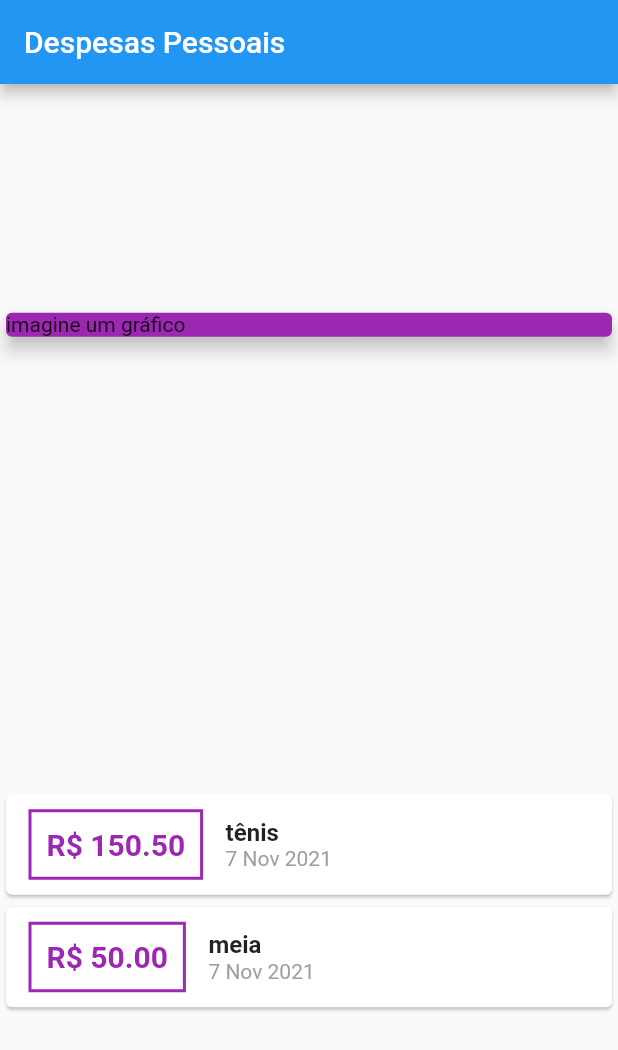
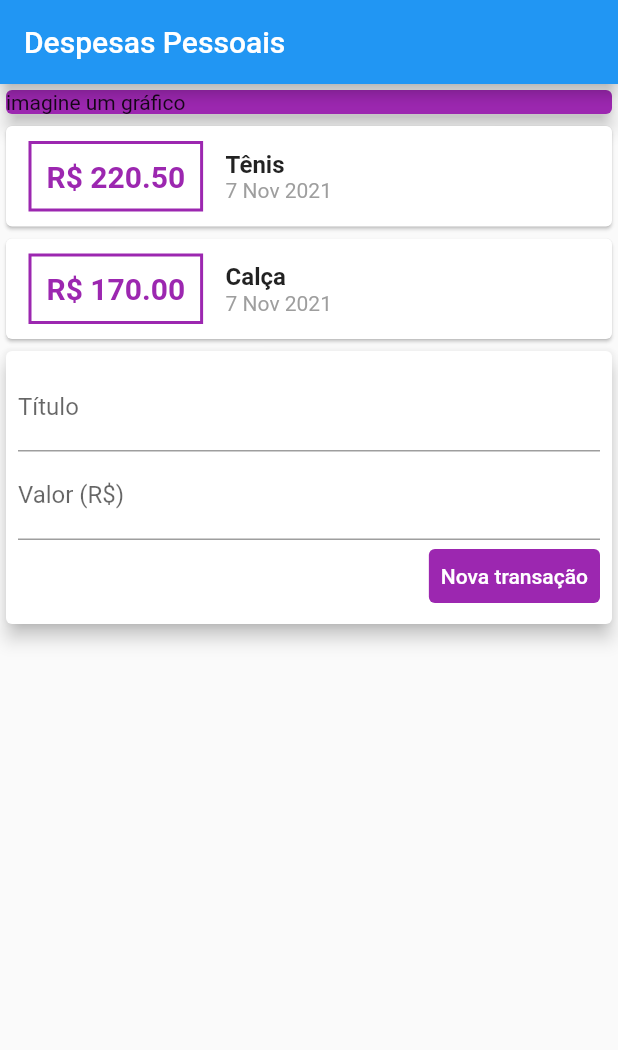
Before and after one commit to alisson-araujo/expenses, a Flutter app: the screen it shows after launch, on a phone screen of 412 x 824 dp. Shown: the top 1050 px of the screen. Run offline on Flutter 3.47's test engine with Material 2 defaults, Android fonts, the phone set to English and light mode, and no system bars.

Commit message:
separando o codigo por compenentes

```diff
--- /dev/null
+++ b/lib/components/transactions_form.dart
@@ -0,0 +1,48 @@
+import 'package:flutter/material.dart';
+
+class TransactionsForm extends StatelessWidget {
+
+  final titleController = TextEditingController();
+  final valueController = TextEditingController();
+
+  @override
+  Widget build(BuildContext context) {
+    return Card(
+      elevation: 5,
+      child: Padding(
+        padding: const EdgeInsets.all(8.0),
+        child: Column(children: <Widget>[
+          TextField(
+            controller: titleController,
+            decoration: const InputDecoration(
+              labelText: 'Título',
+            ),
+          ),
+          TextField(
+            controller: valueController,
+            decoration: const InputDecoration(
+              labelText: 'Valor (R\$)',
+            ),
+          ),
+          Row(
+            mainAxisAlignment: MainAxisAlignment.end,
+            children: [
+              TextButton(
+                style: TextButton.styleFrom(
+                  backgroundColor: Colors.purple,
+                ),
+                onPressed: () {
+
+                },
+                child: const Text('Nova transação',
+                    style: TextStyle(
+                      color: Colors.white,
+                    )),
+              ),
+            ],
+          ),
+        ]),
+      ),
+    );
+  }
+}
--- /dev/null
+++ b/lib/components/transactions_list.dart
@@ -0,0 +1,61 @@
+import '../models/transaction.dart';
+import 'package:flutter/material.dart';
+import 'package:intl/intl.dart';
+
+class TransactionList extends StatelessWidget {
+  final List<Transaction> transactions;
+
+  TransactionList(this.transactions);
+
+  @override
+  Widget build(BuildContext context) {
+    return Column(
+      children: transactions.map((tr) {
+        return Card(
+          child: Row(
+            children: <Widget>[
+              Container(
+                margin: const EdgeInsets.symmetric(
+                  horizontal: 15,
+                  vertical: 10,
+                ),
+                decoration: BoxDecoration(
+                    border: Border.all(
+                  color: Colors.purple,
+                  width: 2,
+                )),
+                padding: const EdgeInsets.all(10),
+                child: Text(
+                  'R\$ ${tr.value.toStringAsFixed(2)}',
+                  style: const TextStyle(
+                    fontWeight: FontWeight.bold,
+                    fontSize: 20,
+                    color: Colors.purple,
+                  ),
+                ),
+              ),
+              Column(
+                crossAxisAlignment: CrossAxisAlignment.start,
+                children: <Widget>[
+                  Text(
+                    tr.title,
+                    style: const TextStyle(
+                      fontSize: 16,
+                      fontWeight: FontWeight.bold,
+                    ),
+                  ),
+                  Text(
+                    DateFormat('d MMM y').format(tr.date),
+                    style: const TextStyle(
+                      color: Colors.grey,
+                    ),
+                  ),
+                ],
+              )
+            ],
+          ),
+        );
+      }).toList(),
+    );
+  }
+}
--- /dev/null
+++ b/lib/components/transactions_user.dart
@@ -0,0 +1,37 @@
+import 'package:flutter/material.dart';
+import 'transactions_form.dart';
+import 'transactions_list.dart';
+import '../models/transaction.dart';
+
+class TransactionUser extends StatefulWidget {
+
+  @override
+  _TransactionUserState createState() => _TransactionUserState();
+}
+
+class _TransactionUserState extends State<TransactionUser> {
+  final _transactions = [
+    Transaction(
+      id: 't1',
+      title: 'Tênis',
+      value: 220.50,
+      date: DateTime.now(),
+    ),
+    Transaction(
+      id: 't2',
+      title: 'Calça',
+      value: 170.00,
+      date: DateTime.now(),
+    )
+  ];
+
+  @override
+  Widget build(BuildContext context) {
+    return Column(
+      children: <Widget>[
+        TransactionList(_transactions),
+        TransactionsForm(),
+      ],
+    );
+  }
+}
--- a/lib/main.dart
+++ b/lib/main.dart
@@ -1,11 +1,9 @@
+import './components/transactions_user.dart';
 import 'package:flutter/material.dart';
-import './models/transaction.dart';
-import 'package:intl/intl.dart';
 
 main() => runApp(ExpensesApp());
 
 class ExpensesApp extends StatelessWidget {
-
   @override
   Widget build(BuildContext context) {
     return MaterialApp(
@@ -15,21 +13,6 @@ class ExpensesApp extends StatelessWidget {
 }
 
 class MyHomePage extends StatelessWidget {
-  final _transactions = [
-    Transaction(
-      id: 't1',
-      title: 'tênis',
-      value: 150.50,
-      date: DateTime.now(),
-    ),
-    Transaction(
-      id: 't2',
-      title: 'meia',
-      value: 50.00,
-      date: DateTime.now(),
-    )
-  ];
-
   @override
   Widget build(BuildContext context) {
     return Scaffold(
@@ -37,7 +20,6 @@ class MyHomePage extends StatelessWidget {
           title: const Text('Despesas Pessoais'),
         ),
         body: Column(
-        mainAxisAlignment: MainAxisAlignment.spaceAround,
           crossAxisAlignment: CrossAxisAlignment.stretch,
           children: <Widget>[
             Container(
@@ -47,57 +29,8 @@ class MyHomePage extends StatelessWidget {
                 elevation: 5,
               ),
             ),
-          Column(
-            children: _transactions.map((tr) {
-              return Card(
-                child: Row(
-                  children: <Widget>[
-                    Container(
-                      margin: const EdgeInsets.symmetric(
-                        horizontal: 15,
-                        vertical: 10,
-                      ),
-                      decoration: BoxDecoration(
-                        border: Border.all(
-                          color: Colors.purple,
-                          width: 2,
-                        )
-                      ),
-                      padding: const EdgeInsets.all(10),
-                      child: Text(
-                        'R\$ ${tr.value.toStringAsFixed(2)}',
-                        style: const TextStyle(
-                          fontWeight: FontWeight.bold,
-                          fontSize: 20,
-                          color: Colors.purple,
-                        ),
-                      ),
-                    ),
-                    Column(
-                      crossAxisAlignment: CrossAxisAlignment.start,
-                      children: <Widget>[
-                        Text(
-                          tr.title,
-                          style: const TextStyle(
-                            fontSize: 16,
-                            fontWeight: FontWeight.bold,
-                          ),
-                        ),
-                        Text(
-                          DateFormat('d MMM y').format(tr.date),
-                          style: const TextStyle(
-                            color: Colors.grey,
-                          ),
-                        ),
+            TransactionUser(),
           ],
-                    )
-                  ],
-                ),
-              );
-            }).toList(),
-            )
-        ],
-      )
-    );
+        ));
   }
 }
```
Lines whose indentation alone changed are shown as unchanged.
